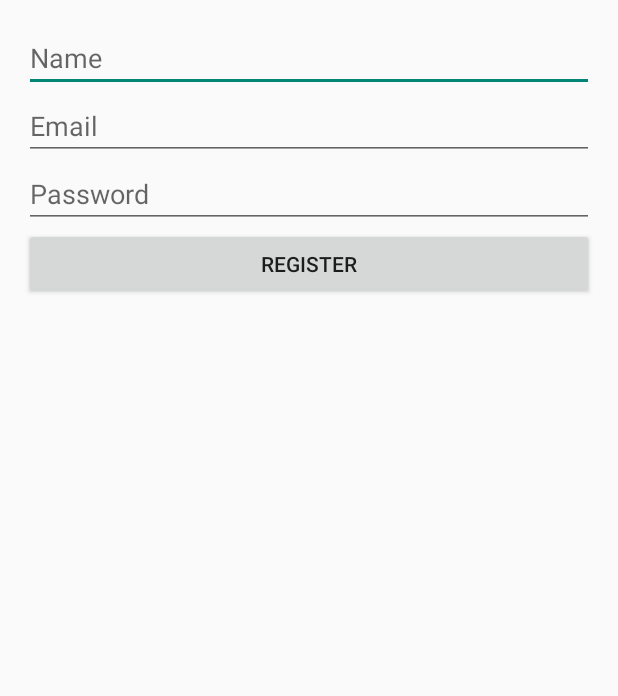
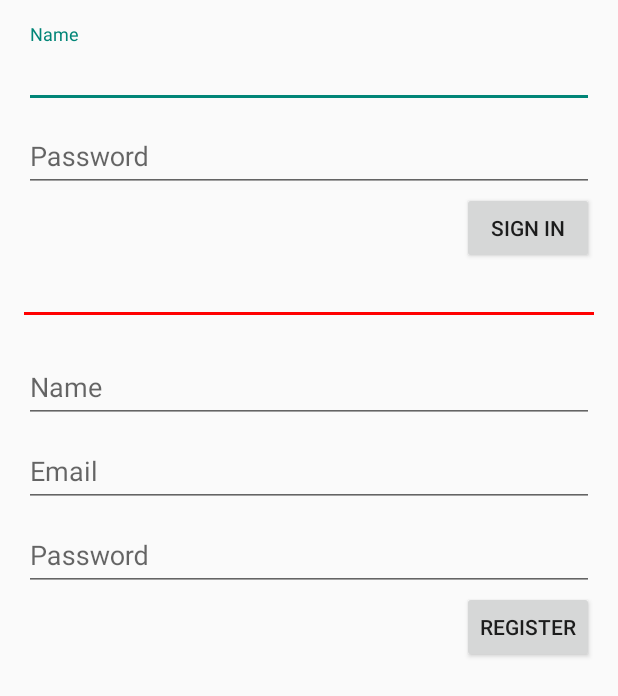
Before and after one commit to rei-yu/sleepiness_android, an Android app: the screen it shows after launch (SignInFragment), after a tap on "REGISTER", on a phone screen of 412 x 824 dp. Shown: the top 696 px of the screen. Run offline under Robolectric (Android 15) with nearby library versions, the phone set to English and light mode, and no system bars; libraries missing offline, so code that uses them is left out: com.parse; 11 statements that could not run were skipped.

Commit message:
add sign in and refactor

```diff
--- a/ParseStarterProject/src/main/java/com/reiyu/sleepin/ReflectFragment.java
+++ b/ParseStarterProject/src/main/java/com/reiyu/sleepin/ReflectFragment.java
@@ -83,7 +83,6 @@ public class ReflectFragment extends FragmentActivity {
                 sendSleepinessRecord(5);
             }
         });
-
     }
 
     private void setSession(TextView textView) {
--- a/ParseStarterProject/src/main/java/com/reiyu/sleepin/SignInFragment.java
+++ b/ParseStarterProject/src/main/java/com/reiyu/sleepin/SignInFragment.java
@@ -10,6 +10,7 @@ import android.view.View;
 import android.widget.Button;
 import android.widget.EditText;
 
+import com.parse.LogInCallback;
 import com.parse.ParseException;
 import com.parse.ParseUser;
 import com.parse.SignUpCallback;
@@ -18,6 +19,8 @@ import com.parse.SignUpCallback;
  * Created by Satomi on 1/3/16.
  */
 public class SignInFragment extends FragmentActivity {
+    final static String TAG = "Sign in";
+
     @Override
     protected void onCreate(Bundle savedInstanceState) {
         super.onCreate(savedInstanceState);
@@ -27,9 +30,9 @@ public class SignInFragment extends FragmentActivity {
         button.setOnClickListener(new View.OnClickListener() {
             @Override
             public void onClick(View v) {
-                EditText nameText = (EditText) findViewById(R.id.name);
-                EditText emailText = (EditText) findViewById(R.id.email);
-                EditText passText = (EditText) findViewById(R.id.password);
+                EditText nameText = (EditText) findViewById(R.id.name_register);
+                EditText emailText = (EditText) findViewById(R.id.email_register);
+                EditText passText = (EditText) findViewById(R.id.password_register);
 
                 String name = nameText.getText().toString();
                 String email = emailText.getText().toString();
@@ -45,12 +48,38 @@ public class SignInFragment extends FragmentActivity {
                 user.signUpInBackground(new SignUpCallback() {
                     public void done(ParseException e) {
                         if (e == null) {
-                            Log.e("Create User", "Success");
+                            Log.e(TAG, "Success");
                             signIn();
                         } else {
-                            // Sign up didn't succeed. Look at the ParseException
-                            // to figure out what went wrong
-                            Log.e("Create User", "Error", e);
+                            Log.e(TAG, "Error", e);
+                        }
+                    }
+                });
+            }
+        });
+
+        Button buttonSignIn = (Button) findViewById(R.id.sign_in);
+        buttonSignIn.setOnClickListener(new View.OnClickListener() {
+            @Override
+            public void onClick(View v) {
+                EditText nameText = (EditText) findViewById(R.id.name_sign_in);
+                EditText passText = (EditText) findViewById(R.id.password_sign_in);
+
+                String name = nameText.getText().toString();
+                String pass = passText.getText().toString();
+                ParseUser user = new ParseUser();
+                user.setUsername(name);
+                user.setPassword(passText.getText().toString());
+
+                SharedPreferences sp = PreferenceManager.getDefaultSharedPreferences(SignInFragment.this);
+                sp.edit().putString("@string/name", name).commit();
+
+                ParseUser.logInInBackground(name, pass, new LogInCallback() {
+                    public void done(ParseUser user, ParseException e) {
+                        if (user != null) {
+                            signIn();
+                        } else {
+                            Log.e(TAG, "Error Sign in");
                         }
                     }
                 });
--- a/ParseStarterProject/src/main/res/layout/fragment_sign_in.xml
+++ b/ParseStarterProject/src/main/res/layout/fragment_sign_in.xml
@@ -1,24 +1,83 @@
 <?xml version="1.0" encoding="utf-8"?>
 <LinearLayout xmlns:android="http://schemas.android.com/apk/res/android"
-              android:orientation="vertical"
+              android:layout_width="match_parent"
+              android:layout_height="match_parent"
               android:layout_margin="16dp"
-              android:layout_width="match_parent"
-              android:layout_height="match_parent">
-    <EditText android:id="@+id/name"
-              android:hint="@string/hint_name"
-              android:layout_width="fill_parent"
-              android:layout_height="wrap_content" />
-    <EditText android:id="@+id/email"
-              android:hint="@string/hint_email"
-              android:layout_width="fill_parent"
-              android:layout_height="wrap_content" />
-    <EditText android:id="@+id/password"
-              android:hint="@string/hint_pass"
-              android:layout_width="fill_parent"
-              android:layout_height="wrap_content" />
+              android:orientation="vertical">
 
-    <Button android:id="@+id/register"
+    <android.support.design.widget.TextInputLayout
+        android:layout_width="match_parent"
+        android:layout_height="wrap_content">
+
+        <EditText
+            android:id="@+id/name_sign_in"
             android:layout_width="fill_parent"
             android:layout_height="wrap_content"
-            android:text="Register" />
+            android:hint="@string/hint_name"/>
+    </android.support.design.widget.TextInputLayout>
+
+    <android.support.design.widget.TextInputLayout
+        android:layout_width="match_parent"
+        android:layout_height="wrap_content">
+
+        <EditText
+            android:id="@+id/password_sign_in"
+            android:layout_width="fill_parent"
+            android:layout_height="wrap_content"
+            android:hint="@string/hint_pass"/>
+    </android.support.design.widget.TextInputLayout>
+
+    <Button
+        android:id="@+id/sign_in"
+        android:layout_width="wrap_content"
+        android:layout_height="wrap_content"
+        android:layout_gravity="right"
+        android:text="Sign in"/>
+
+    <View
+        android:layout_width="fill_parent"
+        android:layout_height="2dp"
+        android:layout_marginBottom="16dp"
+        android:layout_marginTop="32dp"
+        android:background="#FF0000"/>
+
+    <android.support.design.widget.TextInputLayout
+        android:layout_width="match_parent"
+        android:layout_height="wrap_content">
+
+        <EditText
+            android:id="@+id/name_register"
+            android:layout_width="fill_parent"
+            android:layout_height="wrap_content"
+            android:hint="@string/hint_name"/>
+    </android.support.design.widget.TextInputLayout>
+
+    <android.support.design.widget.TextInputLayout
+        android:layout_width="match_parent"
+        android:layout_height="wrap_content">
+
+        <EditText
+            android:id="@+id/email_register"
+            android:layout_width="fill_parent"
+            android:layout_height="wrap_content"
+            android:hint="@string/hint_email"/>
+    </android.support.design.widget.TextInputLayout>
+
+    <android.support.design.widget.TextInputLayout
+        android:layout_width="match_parent"
+        android:layout_height="wrap_content">
+
+        <EditText
+            android:id="@+id/password_register"
+            android:layout_width="fill_parent"
+            android:layout_height="wrap_content"
+            android:hint="@string/hint_pass"/>
+    </android.support.design.widget.TextInputLayout>
+
+    <Button
+        android:id="@+id/register"
+        android:layout_width="wrap_content"
+        android:layout_height="wrap_content"
+        android:layout_gravity="right"
+        android:text="Register"/>
 </LinearLayout>
--- a/ParseStarterProject/src/main/res/menu/menu_main.xml
+++ b/ParseStarterProject/src/main/res/menu/menu_main.xml
@@ -1,16 +1,8 @@
-<!--
-  ~ Copyright (c) 2015-present, Parse, LLC.
-  ~ All rights reserved.
-  ~
-  ~ This source code is licensed under the BSD-style license found in the
-  ~ LICENSE file in the root directory of this source tree. An additional grant
-  ~ of patent rights can be found in the PATENTS file in the same directory.
-  -->
 <menu xmlns:android="http://schemas.android.com/apk/res/android"
       xmlns:app="http://schemas.android.com/apk/res-auto"
       xmlns:tools="http://schemas.android.com/tools"
       tools:context=".MainActivity">
-    <item android:id="@+id/action_settings"
+    <item android:id="@+id/action_sign_out"
           android:title="@string/action_settings"
           android:orderInCategory="100"
           app:showAsAction="never"/>
```
Also changed, not shown: ParseStarterProject/src/main/java/com/reiyu/sleepin/MainActivity.java (+0 -8 lines).
